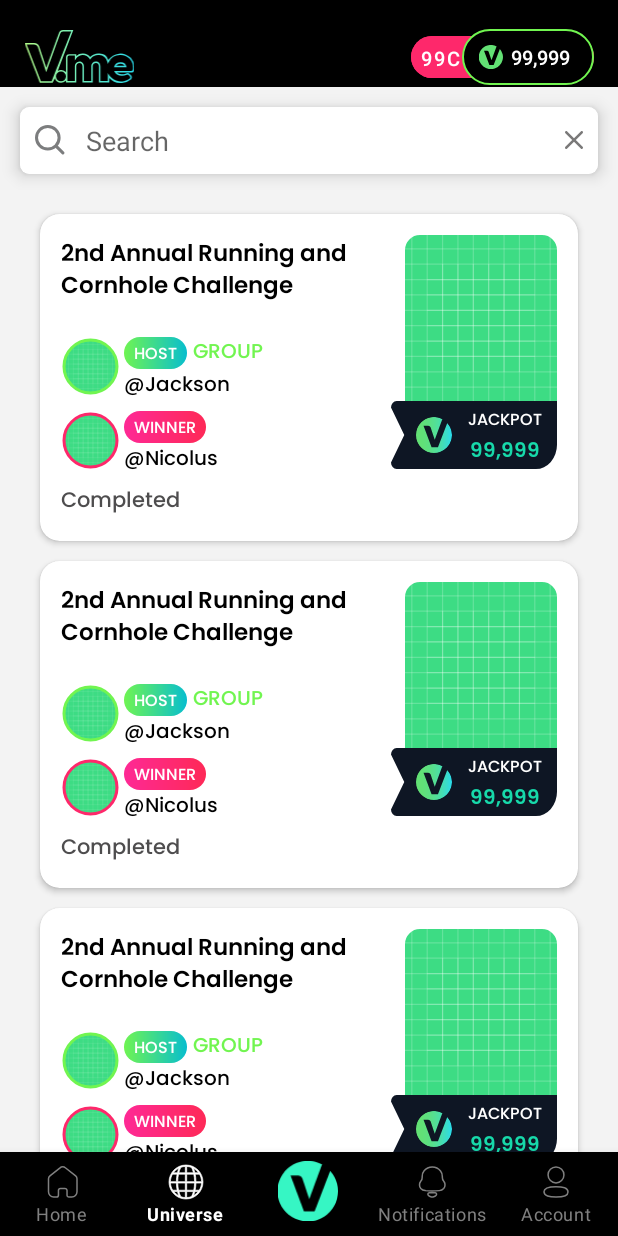
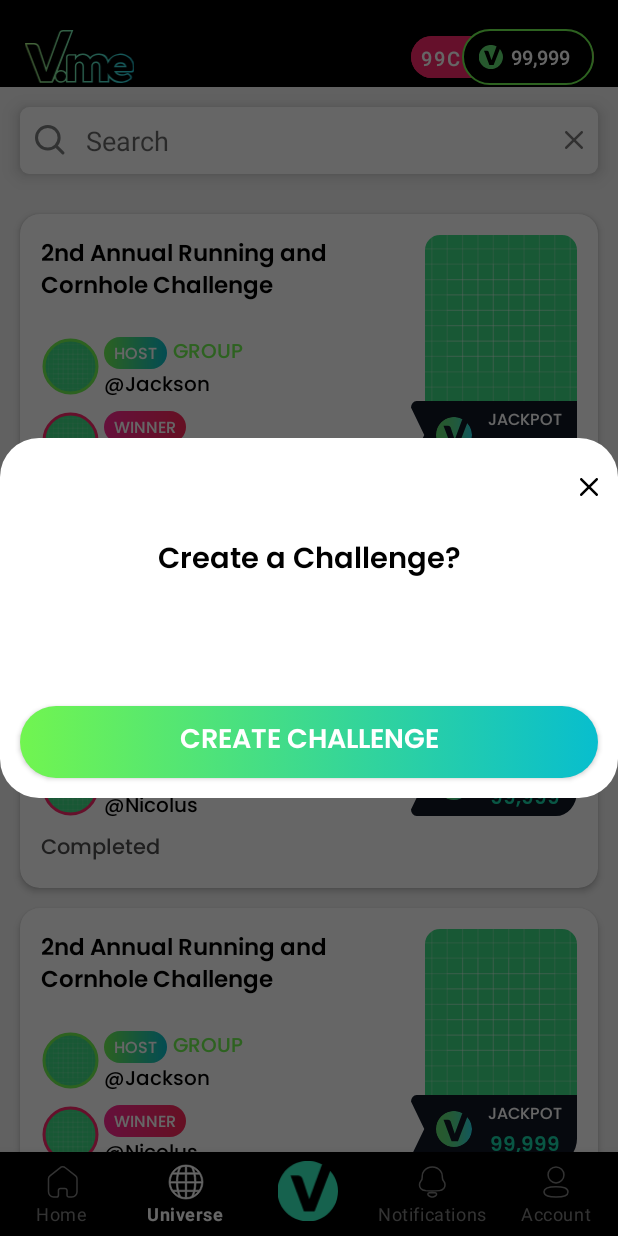
Before and after one commit to madhavbhavsarBV/AndroidLearningPath, an Android app: the fragment HomePastFragment placed in its activity, item 3 of the bottom bar chosen, on a phone screen of 412 x 824 dp. Run offline under Robolectric (Android 15) with nearby library versions, the phone set to English and light mode, and no system bars; our stand-ins replace Dagger/Hilt's generated code, data binding, navigation-ui, sdp/ssp sizes; pictures from the network do not load; 7 statements that could not run were skipped.

```diff
--- a/app/src/main/java/com/base/hilt/MainActivity.kt
+++ b/app/src/main/java/com/base/hilt/MainActivity.kt
@@ -1,24 +1,30 @@
 package com.base.hilt
 
 import android.annotation.SuppressLint
+import android.app.AlertDialog
 import android.app.Dialog
 import android.content.Context
 import android.content.res.Configuration
 import android.content.res.Resources
 import android.os.Build
 import android.os.Bundle
+import android.util.Log
+import android.view.MenuItem
 import android.view.View
 import android.view.WindowManager
 import android.view.inputmethod.InputMethodManager
+import android.widget.Toast
 import androidx.annotation.RequiresApi
 import androidx.appcompat.app.AppCompatActivity
 import androidx.core.content.ContextCompat
+import androidx.core.view.get
 import androidx.navigation.NavController
 import androidx.navigation.fragment.NavHostFragment
 import androidx.navigation.ui.setupWithNavController
 import com.base.hilt.base.LocaleManager
 import com.base.hilt.base.ToolbarModel
 import com.base.hilt.databinding.ActivityMainBinding
+import com.base.hilt.databinding.DialogChallengeBinding
 import com.base.hilt.ui.account.ui.AccountFragment
 import com.base.hilt.ui.home.ui.HomeFragment
 import com.base.hilt.ui.login.ui.LoginFragment
@@ -33,6 +39,7 @@ import com.google.android.material.bottomnavigation.BottomNavigationView
 import dagger.hilt.android.AndroidEntryPoint
 import java.util.*
 import javax.inject.Inject
+import kotlin.contracts.contract
 
 @AndroidEntryPoint
 class MainActivity : AppCompatActivity() {
@@ -78,6 +85,19 @@ class MainActivity : AppCompatActivity() {
         binding.layToolbar.imgBack.setOnClickListener {
             onBackPressed()
         }
+
+
+        binding.navView.menu.getItem(2).setOnMenuItemClickListener {
+            val builder = AlertDialog.Builder(this@MainActivity, R.style.CustomAlertDialog)
+                .create()
+            val view = layoutInflater.inflate(R.layout.dialog_challenge, null)
+            builder.setView(view)
+            builder.setCanceledOnTouchOutside(true)
+            builder.show()
+            true
+        }
+
+
     }
 
     /**
--- /dev/null
+++ b/app/src/main/res/drawable/dg_corner.xml
@@ -0,0 +1,4 @@
+<?xml version="1.0" encoding="utf-8"?>
+<shape xmlns:android="http://schemas.android.com/apk/res/android">
+    <corners android:radius="@dimen/_20sdp" />
+</shape>
--- /dev/null
+++ b/app/src/main/res/drawable/ic_close_2.xml
@@ -0,0 +1,9 @@
+<vector xmlns:android="http://schemas.android.com/apk/res/android"
+    android:width="12.869dp"
+    android:height="12.869dp"
+    android:viewportWidth="12.869"
+    android:viewportHeight="12.869">
+  <path
+      android:fillColor="#FF000000"
+      android:pathData="M7.951,6.435l4.6,-4.6a1.072,1.072 0,0 0,-1.516 -1.516l-4.6,4.6 -4.6,-4.6a1.072,1.072 0,0 0,-1.516 1.516l4.6,4.6 -4.6,4.6a1.072,1.072 0,1 0,1.516 1.516l4.6,-4.6 4.6,4.6a1.072,1.072 0,0 0,1.516 -1.516Z"/>
+</vector>
--- /dev/null
+++ b/app/src/main/res/layout/dialog_challenge.xml
@@ -0,0 +1,64 @@
+<?xml version="1.0" encoding="utf-8"?>
+<layout xmlns:android="http://schemas.android.com/apk/res/android"
+    xmlns:app="http://schemas.android.com/apk/res-auto">
+
+    <data>
+
+    </data>
+
+    <com.google.android.material.card.MaterialCardView
+        android:layout_width="wrap_content"
+        android:layout_height="wrap_content">
+
+        <androidx.constraintlayout.widget.ConstraintLayout
+            android:layout_width="wrap_content"
+            android:layout_height="wrap_content">
+
+            <androidx.appcompat.widget.AppCompatImageView
+                android:layout_width="wrap_content"
+                android:layout_height="wrap_content"
+                android:src="@drawable/ic_close"
+                android:padding="@dimen/_10sdp"
+                android:layout_marginTop="@dimen/_10sdp"
+                android:tint="@color/black"
+                app:layout_constraintEnd_toEndOf="parent"
+                app:layout_constraintTop_toTopOf="parent" />
+
+            <com.google.android.material.textview.MaterialTextView
+                android:id="@+id/tvCreateChallenge"
+                android:layout_width="wrap_content"
+                android:layout_height="wrap_content"
+                android:textSize="@dimen/_15ssp"
+                android:textColor="@color/black"
+                android:fontFamily="@font/poppins_semibold"
+                android:text="@string/create_a_challenge"
+                android:layout_marginTop="@dimen/_50sdp"
+                app:layout_constraintBottom_toTopOf="@id/vHLine1"
+                app:layout_constraintEnd_toEndOf="parent"
+                app:layout_constraintStart_toStartOf="parent"
+                app:layout_constraintTop_toTopOf="parent" />
+
+            <View
+                android:id="@+id/vHLine1"
+                android:layout_width="match_parent"
+                android:layout_marginTop="@dimen/_50sdp"
+                android:layout_height="@dimen/_1sdp"
+                app:layout_constraintTop_toBottomOf="@id/tvCreateChallenge" />
+
+            <com.google.android.material.button.MaterialButton
+                android:layout_width="0dp"
+                android:layout_margin="@dimen/_10sdp"
+                app:layout_constraintEnd_toEndOf="parent"
+                app:layout_constraintBottom_toBottomOf="parent"
+                app:layout_constraintStart_toStartOf="parent"
+                android:layout_height="wrap_content"
+                android:text="@string/create_challenge"
+                android:textAllCaps="true"
+                style="@style/CustomButton"
+                android:enabled="true"
+                app:layout_constraintTop_toBottomOf="@id/vHLine1" />
+
+        </androidx.constraintlayout.widget.ConstraintLayout>
+
+    </com.google.android.material.card.MaterialCardView>
+</layout>
--- a/app/src/main/res/layout/fragment_home_past.xml
+++ b/app/src/main/res/layout/fragment_home_past.xml
@@ -51,7 +51,6 @@
             android:id="@+id/rvHomePast"
             android:layout_width="match_parent"
             android:layout_height="0dp"
-            android:layout_marginHorizontal="@dimen/_10sdp"
             android:layout_marginTop="@dimen/_10sdp"
             android:paddingTop="@dimen/_5sdp"
             bind:layout_constraintBottom_toBottomOf="parent"
--- a/app/src/main/res/values/strings.xml
+++ b/app/src/main/res/values/strings.xml
@@ -121,5 +121,7 @@
     <string name="back">Back</string>
     <string name="cancel">Cancel</string>
     <string name="_4_people">4 People</string>
+    <string name="create_a_challenge">Create a Challenge?</string>
+    <string name="create_challenge">Create challenge</string>
 
 </resources>
--- a/app/src/main/res/values/style.xml
+++ b/app/src/main/res/values/style.xml
@@ -59,4 +59,8 @@
         <item name="android:textColor">@color/red</item>
         <item name="android:textSize">17sp</item>
     </style>
+
+    <style name="CustomAlertDialog" parent="Theme.AppCompat.Light.Dialog.Alert">
+        <item name="android:windowBackground">@drawable/dg_corner</item>
+    </style>
 </resources>
```
